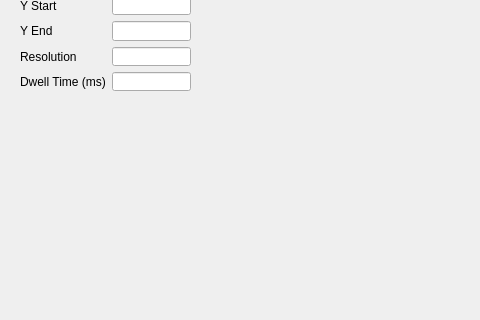
Qt form gui/ui/scan_widget.ui (MechRedPanda/red-panda-afm) before a commit; both pictures show x 0 to 480 and y 175 to 495 of the 889 by 578 pixel window.
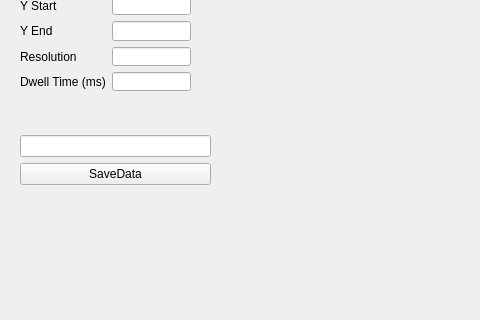
The same form after that commit. Custom widgets are drawn as their Qt base class.

Commit message: add scan and save data

Patch:
```diff
--- a/gui/ui/scan_widget.ui
+++ b/gui/ui/scan_widget.ui
@@ -153,6 +153,28 @@
     </item>
    </layout>
   </widget>
+  <widget class="QWidget" name="verticalLayoutWidget_2">
+   <property name="geometry">
+    <rect>
+     <x>20</x>
+     <y>310</y>
+     <width>191</width>
+     <height>51</height>
+    </rect>
+   </property>
+   <layout class="QVBoxLayout" name="verticalLayout_2">
+    <item>
+     <widget class="QLineEdit" name="save_data_filename"/>
+    </item>
+    <item>
+     <widget class="QPushButton" name="save_data_button">
+      <property name="text">
+       <string>SaveData</string>
+      </property>
+     </widget>
+    </item>
+   </layout>
+  </widget>
  </widget>
  <customwidgets>
   <customwidget>
```
The commit also changes 6 other files.
